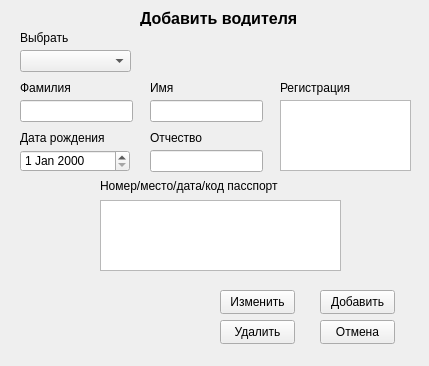
The window that my_helper/notebook/designer_ui/new_driver.ui (SmolPO/vertical) describes before a commit, drawn with Qt 5.
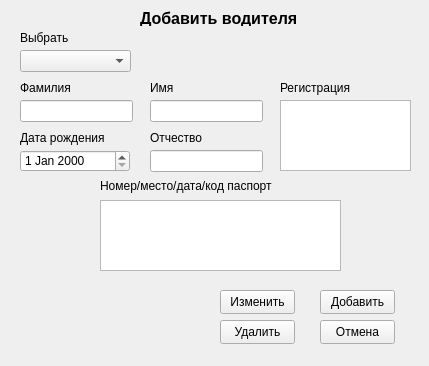
The same window after the commit.

What changed in the file:
```diff
--- a/my_helper/notebook/designer_ui/new_driver.ui
+++ b/my_helper/notebook/designer_ui/new_driver.ui
@@ -111,7 +111,7 @@
     </rect>
    </property>
    <property name="text">
-    <string>Номер/место/дата/код пасспорт</string>
+    <string>Номер/место/дата/код паспорт</string>
    </property>
   </widget>
   <widget class="QPushButton" name="b_ok">
```
